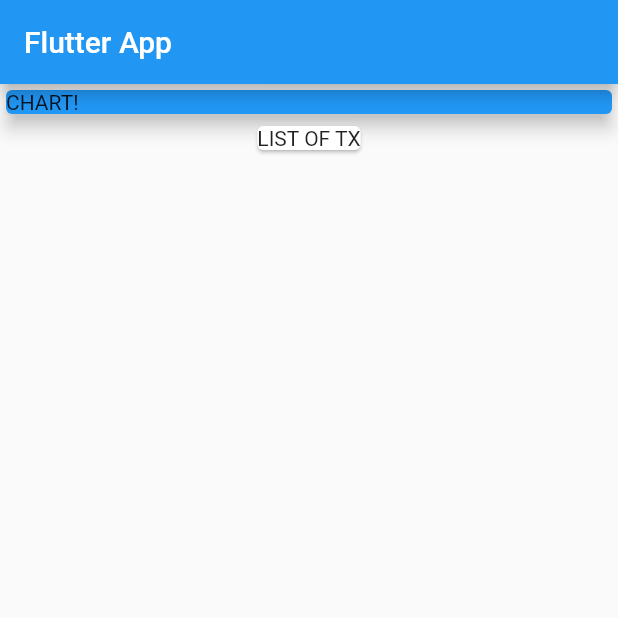
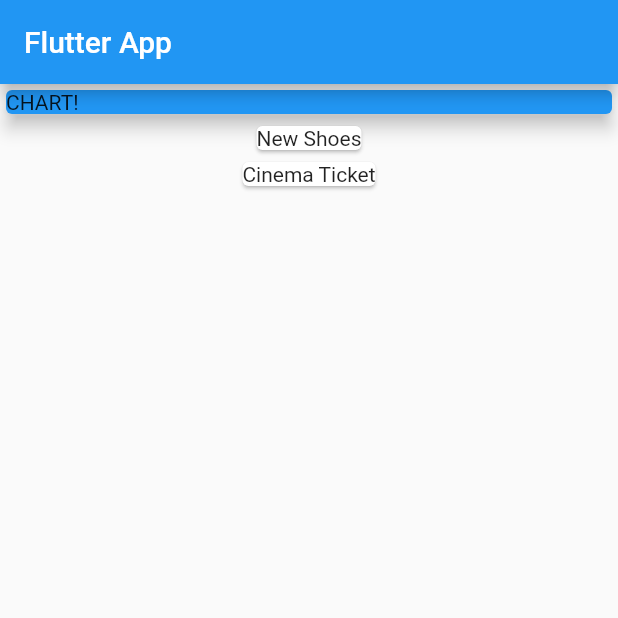
Before and after one commit to mauroef/flutter_complete_guide, a Flutter app: the screen it shows after launch, on a phone screen of 412 x 824 dp, the top half of it. Run offline on Flutter 3.47's test engine with Material 2 defaults, Android fonts, the phone set to English and light mode, and no system bars.

Commit message:
74. Mapping Data Into Widgets

```diff
--- a/lib/main.dart
+++ b/lib/main.dart
@@ -1,11 +1,12 @@
 import 'package:flutter/material.dart';
+
+import './transaction.dart';
 
 void main() {
   runApp(MyApp());
 }
 
 class MyApp extends StatelessWidget {
-  // This widget is the root of your application.
   @override
   Widget build(BuildContext context) {
     return MaterialApp(
@@ -16,6 +17,13 @@ class MyApp extends StatelessWidget {
 }
 
 class MyHomePage extends StatelessWidget {
+  final List<Transaction> transactions = [
+    Transaction(
+        id: 't1', title: 'New Shoes', amount: 60.50, date: DateTime.now()),
+    Transaction(
+        id: 't2', title: 'Cinema Ticket', amount: 10, date: DateTime.now())
+  ];
+
   @override
   Widget build(BuildContext context) {
     return Scaffold(
@@ -32,8 +40,12 @@ class MyHomePage extends StatelessWidget {
               elevation: 5,
             ),
           ),
-          Card(
-            child: Text('LIST OF TX'),
+          Column(
+            children: transactions.map((tx) {
+              return Card(
+                child: Text(tx.title),
+              );
+            }).toList(),
           )
         ],
       ),
--- /dev/null
+++ b/lib/transaction.dart
@@ -0,0 +1,14 @@
+import 'package:flutter/foundation.dart';
+
+class Transaction {
+  final String id;
+  final String title;
+  final double amount;
+  final DateTime date;
+
+  Transaction(
+      {@required this.id,
+      @required this.title,
+      @required this.amount,
+      @required this.date});
+}
```
